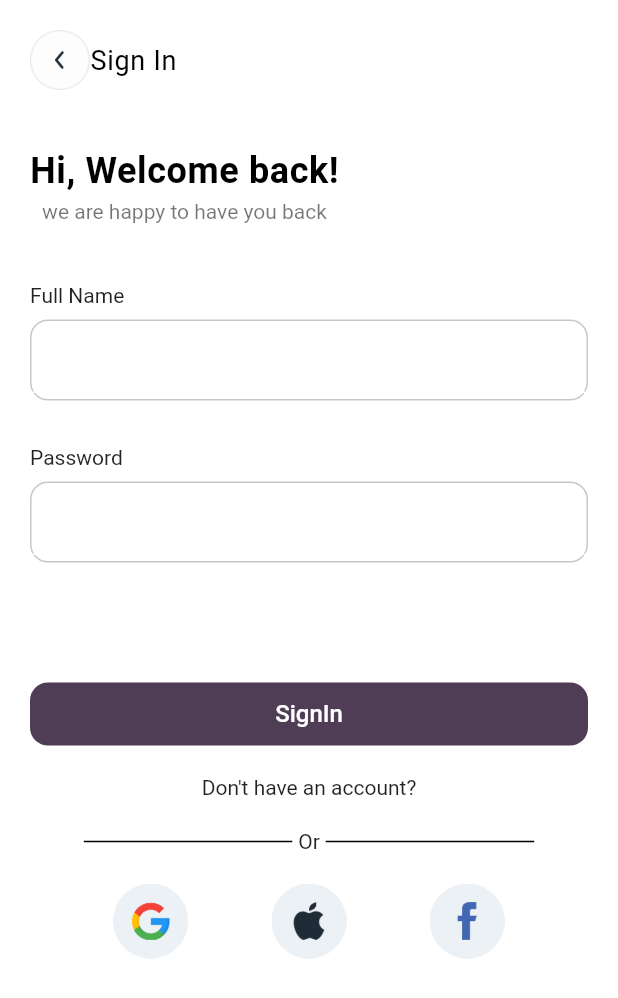
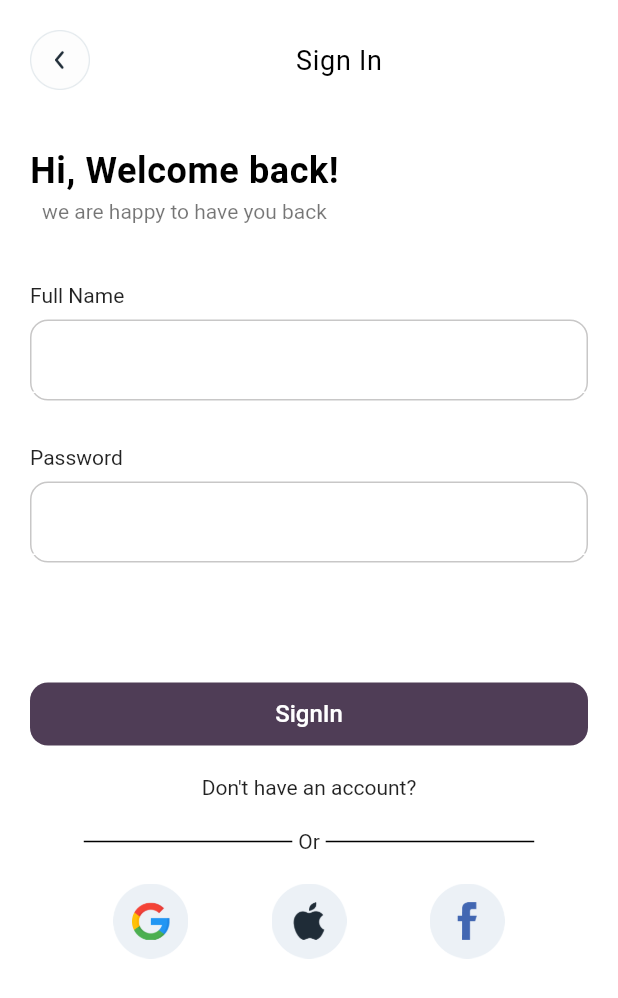
Before and after one commit to Robopicker/purse.ai, a Flutter app: the screen it shows after launch, on a phone screen of 412 x 824 dp. Shown: the top 998 px of the screen. Run offline on Flutter 3.47's test engine with Material 2 defaults, Android fonts, the phone set to English and light mode, and no system bars.

Commit message:
minor changes

```diff
--- a/lib/Views/Login/LoginPage.dart
+++ b/lib/Views/Login/LoginPage.dart
@@ -11,7 +11,7 @@ class LoginPage extends StatefulWidget {
 }
 
 Container _topContent() {
-  return Container( child: Row(mainAxisAlignment: MainAxisAlignment.start, children: [ Image.asset('assest/arrowBack.png', height: 40, width: 40,), Text('Sign In', style: TextStyle(fontSize: 18, color: Colors.black, letterSpacing: 0.5),)],));
+  return Container( child: Row(mainAxisAlignment: MainAxisAlignment.start, children: [ Image.asset('assest/arrowBack.png', height: 40, width: 40,), Expanded(child: Center( child: Text('Sign In', style: TextStyle(fontSize: 18, color: Colors.black, letterSpacing: 0.5),)))],));
 }
 
 Column _welcomeMessage() {
```
